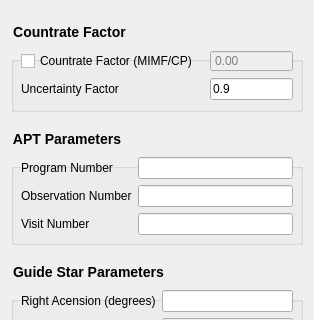
This is fgs-commissioning/jwst_magic/segment_guiding/segmentGuidingDialog.ui in spacetelescope/jwst_magic as Qt 5 draws it before an edit; both pictures show x 0 to 314 and y 0 to 320 of the 314 by 589 pixel window. The edited form follows.
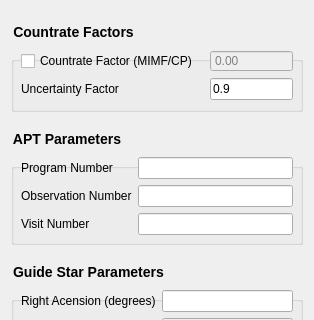
This is the edited form.

Commit message: JWSTFGS-42; Add tool-tips to all GUIs

```diff
--- a/fgs-commissioning/jwst_magic/segment_guiding/segmentGuidingDialog.ui
+++ b/fgs-commissioning/jwst_magic/segment_guiding/segmentGuidingDialog.ui
@@ -48,7 +48,7 @@
       <string notr="true">QGroupBox { font-size: 14px; font-weight: bold; margin-top: 16px } QGroupBox::title { top: -16px }</string>
      </property>
      <property name="title">
-      <string>Countrate Factor</string>
+      <string>Countrate Factors</string>
      </property>
      <layout class="QGridLayout" name="gridLayout_4">
       <item row="0" column="0">
```
Left out of the diff: 102 changed lines with no effect on the pictures. The commit also changes 3 other files.
